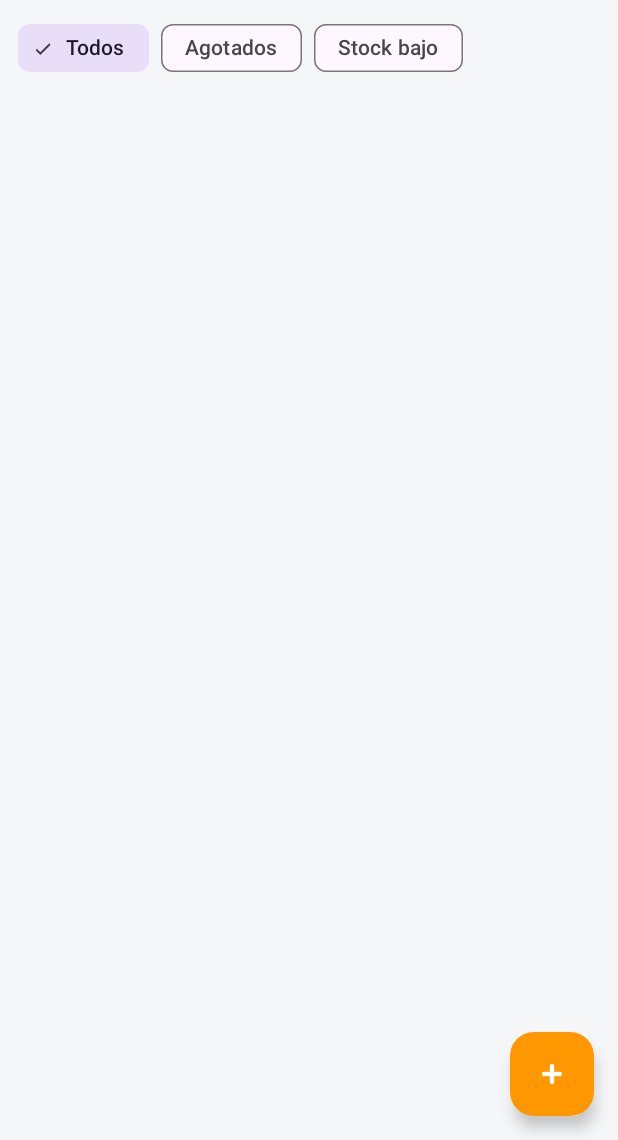
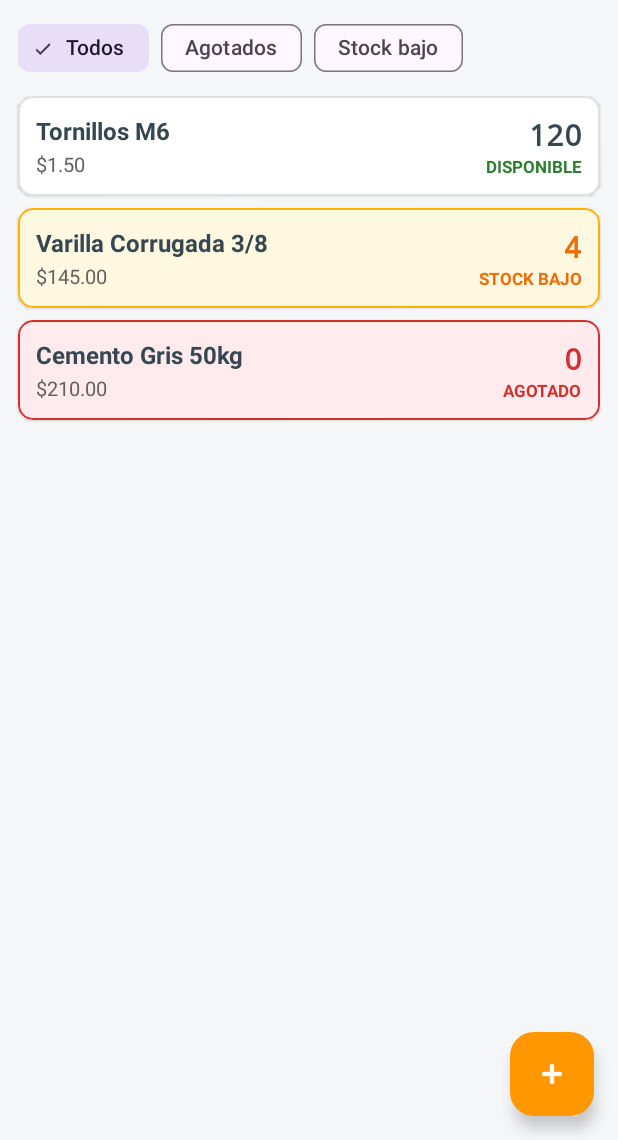
Before and after one commit to angelgarcia0328-collab/App_01_Inventario_2026B_SE, an Android app: the screen it shows after launch (MainActivity), on a phone screen of 412 x 824 dp, the part 96-1236 px from its top. Run offline under Robolectric (Android 15) with nearby library versions, the phone set to English and light mode, and no system bars.

Commit message:
Vrsion 1.1 funciones

```diff
--- a/app/src/main/java/com/example/inventario_app/MainActivity.java
+++ b/app/src/main/java/com/example/inventario_app/MainActivity.java
@@ -1,24 +1,172 @@
 package com.example.inventario_app;
 
 import android.os.Bundle;
+import android.text.TextUtils;
+import android.view.LayoutInflater;
+import android.view.View;
+import android.widget.EditText;
 
-import androidx.activity.EdgeToEdge;
+import androidx.appcompat.app.AlertDialog;
 import androidx.appcompat.app.AppCompatActivity;
-import androidx.core.graphics.Insets;
-import androidx.core.view.ViewCompat;
-import androidx.core.view.WindowInsetsCompat;
+import androidx.recyclerview.widget.LinearLayoutManager;
+import androidx.recyclerview.widget.RecyclerView;
+
+import com.google.android.material.chip.ChipGroup;
+import com.google.android.material.floatingactionbutton.FloatingActionButton;
+import com.google.android.material.snackbar.Snackbar;
+
+import java.util.ArrayList;
+import java.util.List;
 
 public class MainActivity extends AppCompatActivity {
+
+    private final List<Material> todosLosMateriales = new ArrayList<>();
+    private final List<Material> materialesMostrados = new ArrayList<>();
+    private MaterialAdapter adapter;
+    private int filtroActualId = R.id.chipTodos;
+    private int siguienteId = 1;
 
     @Override
     protected void onCreate(Bundle savedInstanceState) {
         super.onCreate(savedInstanceState);
-        EdgeToEdge.enable(this);
         setContentView(R.layout.activity_main);
-        ViewCompat.setOnApplyWindowInsetsListener(findViewById(R.id.main), (v, insets) -> {
-            Insets systemBars = insets.getInsets(WindowInsetsCompat.Type.systemBars());
-            v.setPadding(systemBars.left, systemBars.top, systemBars.right, systemBars.bottom);
-            return insets;
+
+        RecyclerView rvMateriales = findViewById(R.id.rvMateriales);
+        rvMateriales.setLayoutManager(new LinearLayoutManager(this));
+
+        cargarDatosIniciales();
+        aplicarFiltro(R.id.chipTodos);
+
+        adapter = new MaterialAdapter(materialesMostrados, (material, position) ->
+                mostrarDialogoEditarOEliminar(material)
+        );
+        rvMateriales.setAdapter(adapter);
+
+        ChipGroup chipGroup = findViewById(R.id.chipGroupFiltros);
+        chipGroup.setOnCheckedStateChangeListener((group, checkedIds) -> {
+            if (!checkedIds.isEmpty()) {
+                aplicarFiltro(checkedIds.get(0));
+            }
         });
+
+        FloatingActionButton fabAgregar = findViewById(R.id.fabAgregar);
+        fabAgregar.setOnClickListener(v -> mostrarDialogoAgregar());
+    }
+
+    private void cargarDatosIniciales() {
+        todosLosMateriales.add(new Material(siguienteId++, "Tornillos M6", 1.50, 120, 20));
+        todosLosMateriales.add(new Material(siguienteId++, "Varilla Corrugada 3/8", 145.00, 4, 5));
+        todosLosMateriales.add(new Material(siguienteId++, "Cemento Gris 50kg", 210.00, 0, 10));
+    }
+
+    private void aplicarFiltro(int chipId) {
+        filtroActualId = chipId;
+        materialesMostrados.clear();
+
+        for (Material m : todosLosMateriales) {
+            if (chipId == R.id.chipAgotados) {
+                if (m.getCantidad() <= 0) materialesMostrados.add(m);
+            } else if (chipId == R.id.chipBajoStock) {
+                if (m.getCantidad() > 0 && m.getCantidad() <= m.getStockMinimo()) {
+                    materialesMostrados.add(m);
+                }
+            } else {
+                materialesMostrados.add(m);
+            }
+        }
+
+        if (adapter != null) {
+            adapter.notifyDataSetChanged();
+        }
+    }
+
+    private void mostrarDialogoAgregar() {
+        View vistaDialogo = LayoutInflater.from(this).inflate(R.layout.dialog_material, null);
+        EditText etNombre = vistaDialogo.findViewById(R.id.etNombre);
+        EditText etPrecio = vistaDialogo.findViewById(R.id.etPrecio);
+        EditText etCantidad = vistaDialogo.findViewById(R.id.etCantidad);
+
+        new AlertDialog.Builder(this)
+                .setTitle("Nuevo Material")
+                .setView(vistaDialogo)
+                .setPositiveButton("Guardar", (dialog, which) -> {
+                    String nombre = etNombre.getText().toString().trim();
+                    if (TextUtils.isEmpty(nombre)) return;
+
+                    double precio = parseDoubleSeguro(etPrecio.getText().toString());
+                    int cantidad = parseIntSeguro(etCantidad.getText().toString());
+
+                    Material nuevo = new Material(siguienteId++, nombre, precio, cantidad, 5);
+                    todosLosMateriales.add(nuevo);
+                    aplicarFiltro(filtroActualId);
+
+                    if (cantidad <= 0) {
+                        avisoMaterialAgotado(nombre);
+                    }
+                })
+                .setNegativeButton("Cancelar", null)
+                .show();
+    }
+
+    private void mostrarDialogoEditarOEliminar(Material material) {
+        View vistaDialogo = LayoutInflater.from(this).inflate(R.layout.dialog_material, null);
+        EditText etNombre = vistaDialogo.findViewById(R.id.etNombre);
+        EditText etPrecio = vistaDialogo.findViewById(R.id.etPrecio);
+        EditText etCantidad = vistaDialogo.findViewById(R.id.etCantidad);
+
+        etNombre.setText(material.getNombre());
+        etPrecio.setText(String.valueOf(material.getPrecio()));
+        etCantidad.setText(String.valueOf(material.getCantidad()));
+
+        new AlertDialog.Builder(this)
+                .setTitle("Modificar Material")
+                .setView(vistaDialogo)
+                .setPositiveButton("Guardar cambios", (dialog, which) -> {
+                    String nombre = etNombre.getText().toString().trim();
+                    if (TextUtils.isEmpty(nombre)) return;
+
+                    double precio = parseDoubleSeguro(etPrecio.getText().toString());
+                    int cantidad = parseIntSeguro(etCantidad.getText().toString());
+
+                    material.setNombre(nombre);
+                    material.setPrecio(precio);
+                    material.setCantidad(cantidad);
+
+                    aplicarFiltro(filtroActualId);
+
+                    if (cantidad <= 0) {
+                        avisoMaterialAgotado(nombre);
+                    }
+                })
+                .setNeutralButton("Eliminar", (dialog, which) -> {
+                    todosLosMateriales.remove(material);
+                    aplicarFiltro(filtroActualId);
+                    Snackbar.make(findViewById(R.id.rvMateriales),
+                            "Se eliminó: " + material.getNombre(), Snackbar.LENGTH_SHORT).show();
+                })
+                .setNegativeButton("Cancelar", null)
+                .show();
+    }
+
+    private void avisoMaterialAgotado(String nombreMaterial) {
+        Snackbar.make(findViewById(R.id.rvMateriales),
+                "¡Atención! Se acabó el material: " + nombreMaterial,
+                Snackbar.LENGTH_LONG).show();
+    }
+
+    private double parseDoubleSeguro(String texto) {
+        try {
+            return TextUtils.isEmpty(texto) ? 0.0 : Double.parseDouble(texto);
+        } catch (NumberFormatException e) {
+            return 0.0;
+        }
+    }
+
+    private int parseIntSeguro(String texto) {
+        try {
+            return TextUtils.isEmpty(texto) ? 0 : Integer.parseInt(texto);
+        } catch (NumberFormatException e) {
+            return 0;
+        }
     }
 }
--- /dev/null
+++ b/app/src/main/java/com/example/inventario_app/Material.java
@@ -0,0 +1,28 @@
+package com.example.inventario_app;
+
+public class Material {
+    private int id;
+    private String nombre;
+    private double precio;
+    private int cantidad;
+    private int stockMinimo;
+
+    public Material(int id, String nombre, double precio, int cantidad, int stockMinimo) {
+        this.id = id;
+        this.nombre = nombre;
+        this.precio = precio;
+        this.cantidad = cantidad;
+        this.stockMinimo = stockMinimo;
+    }
+
+    public int getId() { return id; }
+    public String getNombre() { return nombre; }
+    public double getPrecio() { return precio; }
+    public int getCantidad() { return cantidad; }
+    public int getStockMinimo() { return stockMinimo; }
+
+    public void setNombre(String nombre) { this.nombre = nombre; }
+    public void setPrecio(double precio) { this.precio = precio; }
+    public void setCantidad(int cantidad) { this.cantidad = cantidad; }
+    public void setStockMinimo(int stockMinimo) { this.stockMinimo = stockMinimo; }
+}
--- /dev/null
+++ b/app/src/main/java/com/example/inventario_app/MaterialAdapter.java
@@ -0,0 +1,88 @@
+package com.example.inventario_app;
+
+import android.graphics.Color;
+import android.view.LayoutInflater;
+import android.view.View;
+import android.view.ViewGroup;
+import android.widget.TextView;
+
+import androidx.annotation.NonNull;
+import androidx.recyclerview.widget.RecyclerView;
+
+import com.google.android.material.card.MaterialCardView;
+
+import java.util.List;
+import java.util.Locale;
+
+public class MaterialAdapter extends RecyclerView.Adapter<MaterialAdapter.ViewHolder> {
+
+    public interface OnMaterialClickListener {
+        void onMaterialClick(Material material, int position);
+    }
+
+    private final List<Material> listaMateriales;
+    private final OnMaterialClickListener listener;
+
+    public MaterialAdapter(List<Material> listaMateriales, OnMaterialClickListener listener) {
+        this.listaMateriales = listaMateriales;
+        this.listener = listener;
+    }
+
+    @NonNull
+    @Override
+    public ViewHolder onCreateViewHolder(@NonNull ViewGroup parent, int viewType) {
+        View vista = LayoutInflater.from(parent.getContext())
+                .inflate(R.layout.item_material, parent, false);
+        return new ViewHolder(vista);
+    }
+
+    @Override
+    public void onBindViewHolder(@NonNull ViewHolder holder, int position) {
+        Material m = listaMateriales.get(position);
+
+        holder.tvNombre.setText(m.getNombre());
+        holder.tvPrecio.setText(String.format(Locale.getDefault(), "$%.2f", m.getPrecio()));
+        holder.tvCantidad.setText(String.valueOf(m.getCantidad()));
+
+        if (m.getCantidad() <= 0) {
+            holder.cardMaterial.setCardBackgroundColor(Color.parseColor("#FFEBEE"));
+            holder.cardMaterial.setStrokeColor(Color.parseColor("#D32F2F"));
+            holder.tvCantidad.setTextColor(Color.parseColor("#D32F2F"));
+            holder.tvEstado.setText("AGOTADO");
+            holder.tvEstado.setTextColor(Color.parseColor("#D32F2F"));
+        } else if (m.getCantidad() <= m.getStockMinimo()) {
+            holder.cardMaterial.setCardBackgroundColor(Color.parseColor("#FFF8E1"));
+            holder.cardMaterial.setStrokeColor(Color.parseColor("#FFB300"));
+            holder.tvCantidad.setTextColor(Color.parseColor("#EF6C00"));
+            holder.tvEstado.setText("STOCK BAJO");
+            holder.tvEstado.setTextColor(Color.parseColor("#EF6C00"));
+        } else {
+            holder.cardMaterial.setCardBackgroundColor(Color.parseColor("#FFFFFF"));
+            holder.cardMaterial.setStrokeColor(Color.parseColor("#E0E0E0"));
+            holder.tvCantidad.setTextColor(Color.parseColor("#37474F"));
+            holder.tvEstado.setText("DISPONIBLE");
+            holder.tvEstado.setTextColor(Color.parseColor("#2E7D32"));
+        }
+
+        holder.itemView.setOnClickListener(v -> listener.onMaterialClick(m, holder.getAdapterPosition()));
+    }
+
+    @Override
+    public int getItemCount() {
+        return listaMateriales.size();
+    }
+
+    public static class ViewHolder extends RecyclerView.ViewHolder {
+        MaterialCardView cardMaterial;
+        TextView tvNombre, tvPrecio, tvCantidad, tvEstado;
+
+        public ViewHolder(@NonNull View itemView) {
+            super(itemView);
+            cardMaterial = itemView.findViewById(R.id.cardMaterial);
+            tvNombre = itemView.findViewById(R.id.tvNombre);
+            tvPrecio = itemView.findViewById(R.id.tvPrecio);
+            tvCantidad = itemView.findViewById(R.id.tvCantidad);
+            tvEstado = itemView.findViewById(R.id.tvEstado);
+        }
+    }
+}
```
